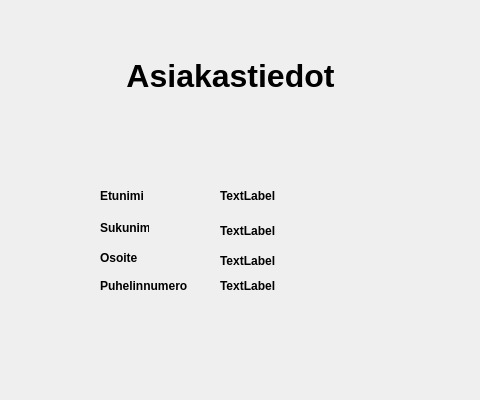
Kealerator/bank_atm_group3, file bank-automat/asiakastiedotwindow.ui: the form before one commit; both pictures show x 160 to 640 and y 0 to 400 of the 800 by 500 pixel window.
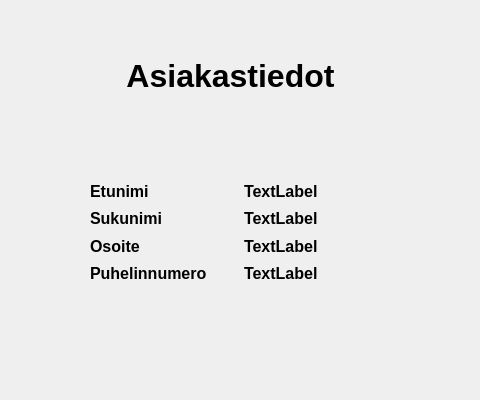
The form after the commit.

What changed in the file:
```diff
--- a/bank-automat/asiakastiedotwindow.ui
+++ b/bank-automat/asiakastiedotwindow.ui
@@ -13,78 +13,6 @@
   <property name="windowTitle">
    <string>Dialog</string>
   </property>
-  <widget class="QLabel" name="labelFname">
-   <property name="geometry">
-    <rect>
-     <x>380</x>
-     <y>180</y>
-     <width>171</width>
-     <height>31</height>
-    </rect>
-   </property>
-   <property name="font">
-    <font>
-     <bold>true</bold>
-    </font>
-   </property>
-   <property name="text">
-    <string>TextLabel</string>
-   </property>
-  </widget>
-  <widget class="QLabel" name="labelLname">
-   <property name="geometry">
-    <rect>
-     <x>380</x>
-     <y>210</y>
-     <width>171</width>
-     <height>41</height>
-    </rect>
-   </property>
-   <property name="font">
-    <font>
-     <bold>true</bold>
-    </font>
-   </property>
-   <property name="text">
-    <string>TextLabel</string>
-   </property>
-  </widget>
-  <widget class="QLabel" name="labelPnumber">
-   <property name="geometry">
-    <rect>
-     <x>380</x>
-     <y>270</y>
-     <width>171</width>
-     <height>31</height>
-    </rect>
-   </property>
-   <property name="font">
-    <font>
-     <bold>true</bold>
-    </font>
-   </property>
-   <property name="text">
-    <string>TextLabel</string>
-   </property>
-  </widget>
-  <widget class="QLabel" name="labelAddress">
-   <property name="geometry">
-    <rect>
-     <x>380</x>
-     <y>250</y>
-     <width>171</width>
-     <height>21</height>
-    </rect>
-   </property>
-   <property name="font">
-    <font>
-     <bold>true</bold>
-    </font>
-   </property>
-   <property name="text">
-    <string>TextLabel</string>
-   </property>
-  </widget>
   <widget class="QPushButton" name="btnReturn">
    <property name="geometry">
     <rect>
@@ -98,78 +26,6 @@
     <string>Takaisin</string>
    </property>
   </widget>
-  <widget class="QLabel" name="label">
-   <property name="geometry">
-    <rect>
-     <x>260</x>
-     <y>180</y>
-     <width>61</width>
-     <height>31</height>
-    </rect>
-   </property>
-   <property name="font">
-    <font>
-     <bold>true</bold>
-    </font>
-   </property>
-   <property name="text">
-    <string>Etunimi</string>
-   </property>
-  </widget>
-  <widget class="QLabel" name="label_2">
-   <property name="geometry">
-    <rect>
-     <x>260</x>
-     <y>220</y>
-     <width>49</width>
-     <height>16</height>
-    </rect>
-   </property>
-   <property name="font">
-    <font>
-     <bold>true</bold>
-    </font>
-   </property>
-   <property name="text">
-    <string>Sukunimi</string>
-   </property>
-  </widget>
-  <widget class="QLabel" name="label_3">
-   <property name="geometry">
-    <rect>
-     <x>260</x>
-     <y>250</y>
-     <width>49</width>
-     <height>16</height>
-    </rect>
-   </property>
-   <property name="font">
-    <font>
-     <bold>true</bold>
-    </font>
-   </property>
-   <property name="text">
-    <string>Osoite</string>
-   </property>
-  </widget>
-  <widget class="QLabel" name="label_4">
-   <property name="geometry">
-    <rect>
-     <x>260</x>
-     <y>270</y>
-     <width>101</width>
-     <height>31</height>
-    </rect>
-   </property>
-   <property name="font">
-    <font>
-     <bold>true</bold>
-    </font>
-   </property>
-   <property name="text">
-    <string>Puhelinnumero</string>
-   </property>
-  </widget>
   <widget class="QLabel" name="labelTitle">
    <property name="geometry">
     <rect>
@@ -192,6 +48,122 @@
     <set>Qt::AlignmentFlag::AlignCenter</set>
    </property>
   </widget>
+  <widget class="QWidget" name="">
+   <property name="geometry">
+    <rect>
+     <x>250</x>
+     <y>180</y>
+     <width>301</width>
+     <height>104</height>
+    </rect>
+   </property>
+   <layout class="QGridLayout" name="gridLayout">
+    <item row="0" column="0">
+     <widget class="QLabel" name="label">
+      <property name="font">
+       <font>
+        <pointsize>12</pointsize>
+        <bold>true</bold>
+       </font>
+      </property>
+      <property name="text">
+       <string>Etunimi</string>
+      </property>
+     </widget>
+    </item>
+    <item row="0" column="1">
+     <widget class="QLabel" name="labelFname">
+      <property name="font">
+       <font>
+        <pointsize>12</pointsize>
+        <bold>true</bold>
+       </font>
+      </property>
+      <property name="text">
+       <string>TextLabel</string>
+      </property>
+     </widget>
+    </item>
+    <item row="1" column="0">
+     <widget class="QLabel" name="label_2">
+      <property name="font">
+       <font>
+        <pointsize>12</pointsize>
+        <bold>true</bold>
+       </font>
+      </property>
+      <property name="text">
+       <string>Sukunimi</string>
+      </property>
+     </widget>
+    </item>
+    <item row="1" column="1">
+     <widget class="QLabel" name="labelLname">
+      <property name="font">
+       <font>
+        <pointsize>12</pointsize>
+        <bold>true</bold>
+       </font>
+      </property>
+      <property name="text">
+       <string>TextLabel</string>
+      </property>
+     </widget>
+    </item>
+    <item row="2" column="0">
+     <widget class="QLabel" name="label_3">
+      <property name="font">
+       <font>
+        <pointsize>12</pointsize>
+        <bold>true</bold>
+       </font>
+      </property>
+      <property name="text">
+       <string>Osoite</string>
+      </property>
+     </widget>
+    </item>
+    <item row="2" column="1">
+     <widget class="QLabel" name="labelAddress">
+      <property name="font">
+       <font>
+        <pointsize>12</pointsize>
+        <bold>true</bold>
+       </font>
+      </property>
+      <property name="text">
+       <string>TextLabel</string>
+      </property>
+     </widget>
+    </item>
+    <item row="3" column="0">
+     <widget class="QLabel" name="label_4">
+      <property name="font">
+       <font>
+        <pointsize>12</pointsize>
+        <bold>true</bold>
+       </font>
+      </property>
+      <property name="text">
+       <string>Puhelinnumero</string>
+      </property>
+     </widget>
+    </item>
+    <item row="3" column="1">
+     <widget class="QLabel" name="labelPnumber">
+      <property name="font">
+       <font>
+        <pointsize>12</pointsize>
+        <bold>true</bold>
+       </font>
+      </property>
+      <property name="text">
+       <string>TextLabel</string>
+      </property>
+     </widget>
+    </item>
+   </layout>
+  </widget>
  </widget>
  <resources/>
  <connections/>
```
Left out of the diff: 2 changed lines with no effect on the pictures.
